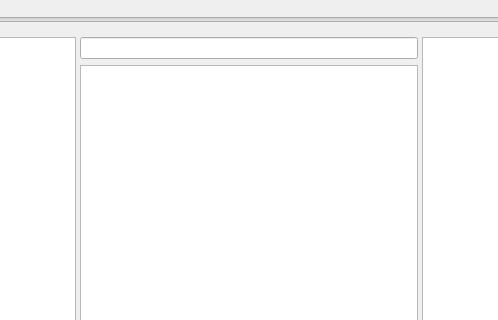
Old version of the form design.ui in the repository breakeneck/foobar-qt; both pictures show x 271 to 769 and y 0 to 320 of the 1040 by 676 pixel window.
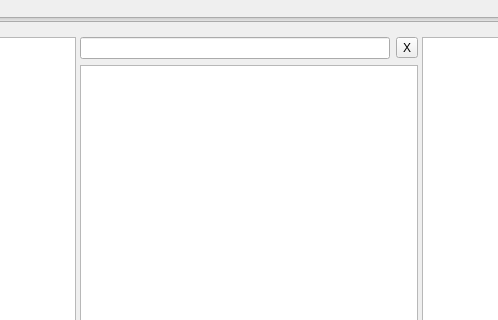
New version of the form.

Commit message: New: implemented track skipping, New: clear search by ESC & X button

The edit to the form file:
```diff
--- a/design.ui
+++ b/design.ui
@@ -205,7 +205,21 @@
       <widget class="QWidget" name="verticalLayoutWidget_2">
        <layout class="QVBoxLayout" name="verticalLayout_2">
         <item>
-         <widget class="QLineEdit" name="searchEdit"/>
+         <layout class="QHBoxLayout" name="horizontalLayout_3">
+          <property name="topMargin">
+           <number>0</number>
+          </property>
+          <item>
+           <widget class="QLineEdit" name="searchEdit"/>
+          </item>
+          <item>
+           <widget class="QToolButton" name="searchClearBtn">
+            <property name="text">
+             <string>X</string>
+            </property>
+           </widget>
+          </item>
+         </layout>
         </item>
         <item>
          <widget class="QTableView" name="tableView">
```
Left out of the diff: 2 changed lines with no effect on the pictures. The commit also changes 6 other files.
